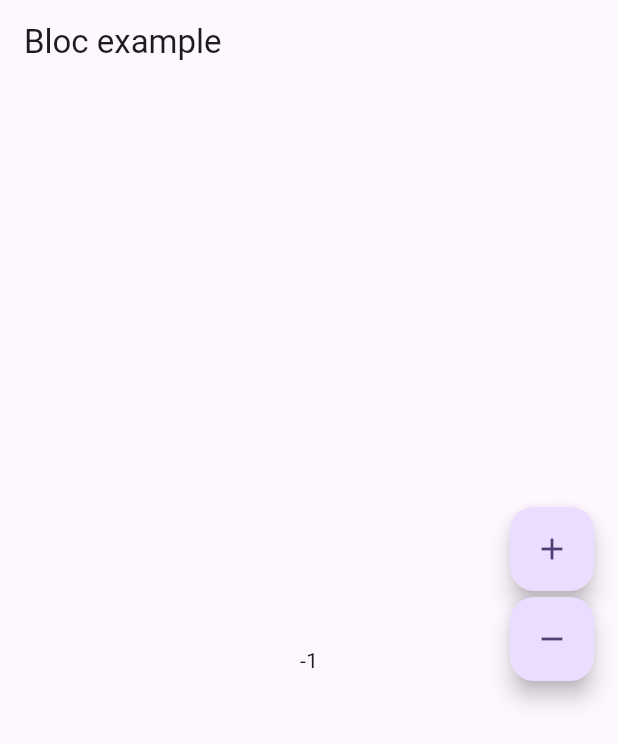
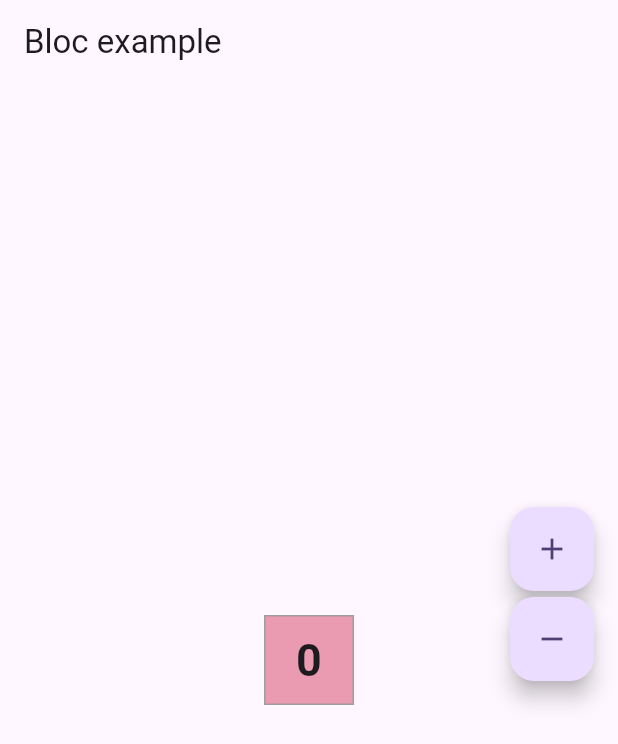
Before and after one commit to Aswin123445/Fitfy, a Flutter app: the screen it shows after launch, after a tap on the "remove" icon, on a phone screen of 412 x 824 dp. Shown: the top 744 px of the screen. Run offline on Flutter 3.47's test engine with Material 3 defaults, Android fonts, the phone set to English and light mode, and no system bars; our stand-ins replace flutter_bloc.

Commit message:
adding flutter bloc statemanagement examples in flutter

```diff
--- a/fitfy/lib/counter_page.dart
+++ b/fitfy/lib/counter_page.dart
@@ -1,4 +1,4 @@
-import 'package:fitfy/counter_cubid.dart';
+import 'package:fitfy/cubit/counter_cubid.dart';
 import 'package:flutter/material.dart';
 import 'package:flutter_bloc/flutter_bloc.dart';
 
@@ -11,8 +11,30 @@ class CounterPage extends StatelessWidget {
       appBar: AppBar(
         title: const Text('Bloc example'),
       ),
-      body: BlocBuilder<CounterCubid, int>(
-        builder: (context, count) => Center(child: Text('$count')),
+      body: Column(
+        mainAxisAlignment: MainAxisAlignment.center,
+        children: [
+          Center(
+            child: Container(
+              width: 60,
+              height: 60,
+              decoration: BoxDecoration(
+                border: Border.all(color: Colors.grey),
+                color: const Color.fromARGB(255, 234, 154, 177),
+              ),
+              child: Center(
+                child:
+                    BlocBuilder<CounterCubid, int>(builder: (context, count) {
+                  return Text(
+                    '$count',
+                    style: const TextStyle(
+                        fontSize: 30, fontWeight: FontWeight.bold),
+                  );
+                }),
+              ),
+            ),
+          )
+        ],
       ),
       floatingActionButton: Column(
         crossAxisAlignment: CrossAxisAlignment.center,
--- a/fitfy/lib/counter_cubid.dart
+++ b/fitfy/lib/cubit/counter_cubid.dart
@@ -4,5 +4,8 @@ class CounterCubid extends Cubit<int> {
   CounterCubid() : super(0);
 
   void increment() => emit(state + 1);
-  void decrement() => emit(state - 1);
+  void decrement() {
+    if (state == 0) return;
+    emit(state - 1);
+  }
 }
--- a/fitfy/lib/main.dart
+++ b/fitfy/lib/main.dart
@@ -1,4 +1,4 @@
-import 'package:fitfy/counter_cubid.dart';
+import 'package:fitfy/cubit/counter_cubid.dart';
 import 'package:fitfy/counter_page.dart';
 import 'package:flutter/material.dart';
 import 'package:flutter_bloc/flutter_bloc.dart';
```
